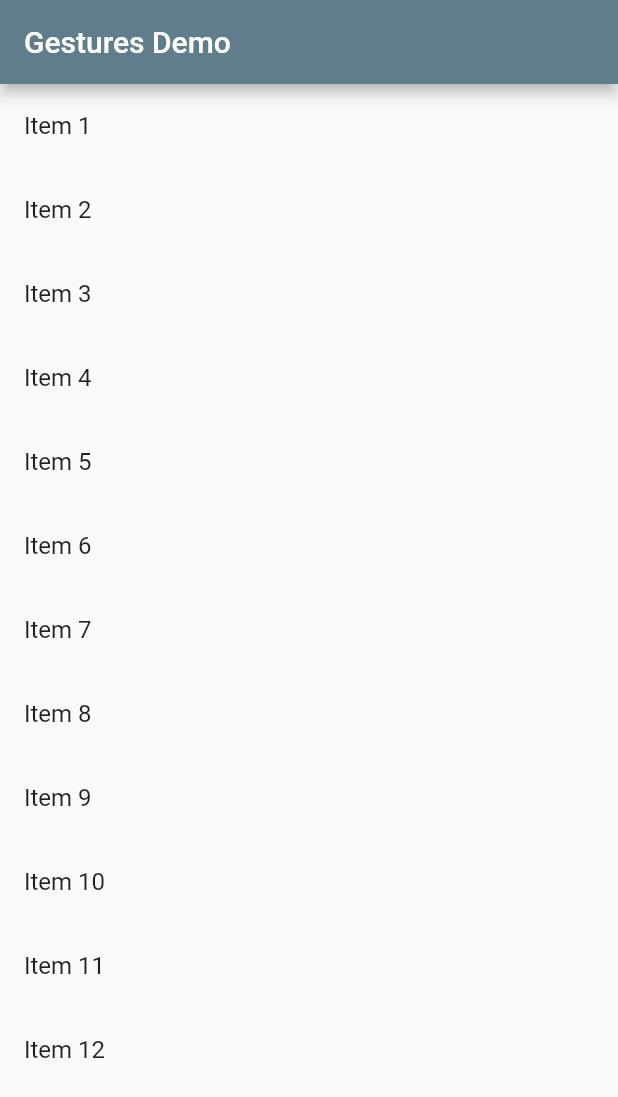
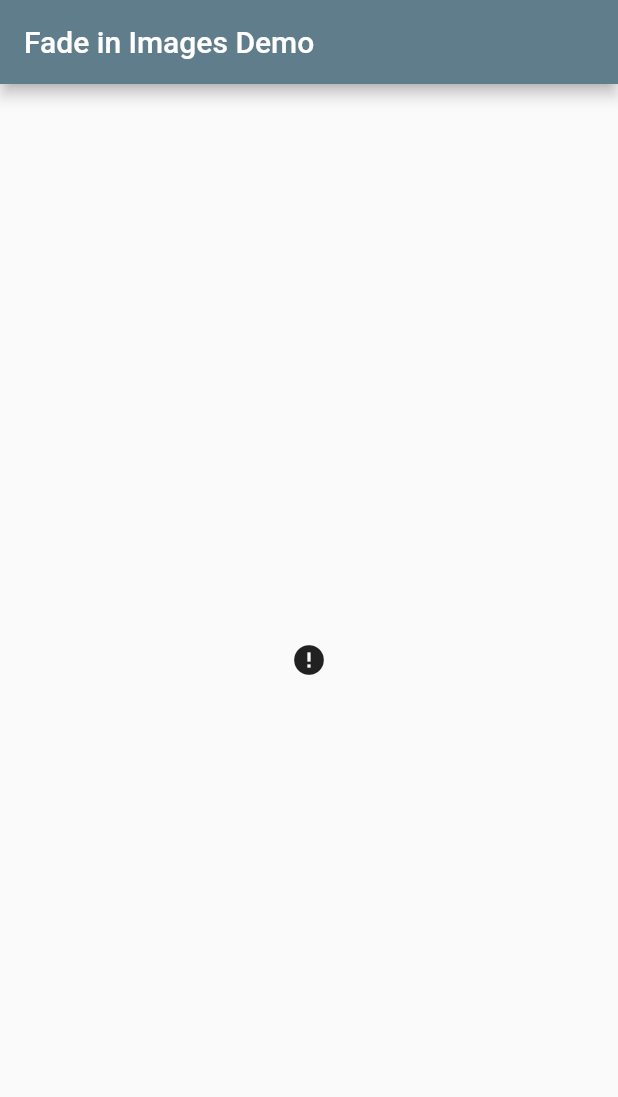
Before and after one commit to VijayGanganapalli/flearn, a Flutter app: the screen it shows after launch, on a phone screen of 412 x 824 dp. Shown: the top 1097 px of the screen. Run offline on Flutter 3.47's test engine with Material 2 defaults, Android fonts, the phone set to English and light mode, and no system bars; drawn by our look-alikes of cached_network_image; network calls fail.

Commit message:
added images with place holder

```diff
--- a/lib/main.dart
+++ b/lib/main.dart
@@ -13,7 +13,7 @@ class FLearnApp extends StatelessWidget {
     return MaterialApp(
       title: 'FLearn App',
       theme: ThemeData(primarySwatch: Colors.blueGrey),
-      home: HomeScreen(title: 'Gestures Demo'),
+      home: HomeScreen(title: 'Fade in Images Demo'),
     );
   }
 }
--- a/lib/screens/home_screen.dart
+++ b/lib/screens/home_screen.dart
@@ -1,4 +1,5 @@
 import 'package:flutter/material.dart';
+import 'package:flearn/screens/images/images_from_internet.dart';
 
 class HomeScreen extends StatelessWidget {
   final String title;
@@ -11,41 +12,7 @@ class HomeScreen extends StatelessWidget {
       appBar: AppBar(
         title: Text(title),
       ),
-      body: DismissableDemo(),
+      body: ImagesFromInternet(),
     );
   }
 }
-
-class DismissableDemo extends StatefulWidget {
-  @override
-  _DismissableDemoState createState() => _DismissableDemoState();
-}
-
-class _DismissableDemoState extends State<DismissableDemo> {
-  final items = List<String>.generate(12, (i) => "Item ${i + 1}");
-
-  @override
-  Widget build(BuildContext context) {
-    return ListView.builder(
-      itemCount: items.length,
-      itemBuilder: (context, index) {
-        final item = items[index];
-        return Dismissible(
-          key: Key(item),
-          onDismissed: (direction) {
-            setState(() {
-              items.removeAt(index);
-            });
-            Scaffold.of(context).showSnackBar(SnackBar(
-              content: Text("$item dismissed"),
-            ));
-          },
-          background: Container(color: Colors.red),
-          child: ListTile(
-            title: Text('$item'),
-          ),
-        );
-      },
-    );
-  }
-}
--- /dev/null
+++ b/lib/screens/images/images_from_internet.dart
@@ -0,0 +1,15 @@
+import 'package:flutter/material.dart';
+import 'package:cached_network_image/cached_network_image.dart';
+
+class ImagesFromInternet extends StatelessWidget {
+  @override
+  Widget build(BuildContext context) {
+    return Center(
+      child: CachedNetworkImage(
+          placeholder: (context, url) => CircularProgressIndicator(),
+          errorWidget: (context, url, error) => new Icon(Icons.error),
+          imageUrl:
+              "https://thumbs-prod.si-cdn.com/XblFt9ISewKzPIExIVyDfn-cmxA=/800x600/filters:no_upscale()/https://public-media.si-cdn.com/filer/1f/d6/1fd69280-e34b-4fc4-b765-e0f96561dca8/gfp-michigan-upper-peninsula-shoreline-of-lake-superior.jpg"),
+    );
+  }
+}
```
Also changed, not shown: pubspec.yaml (+1 -19 lines), pubspec.lock.
